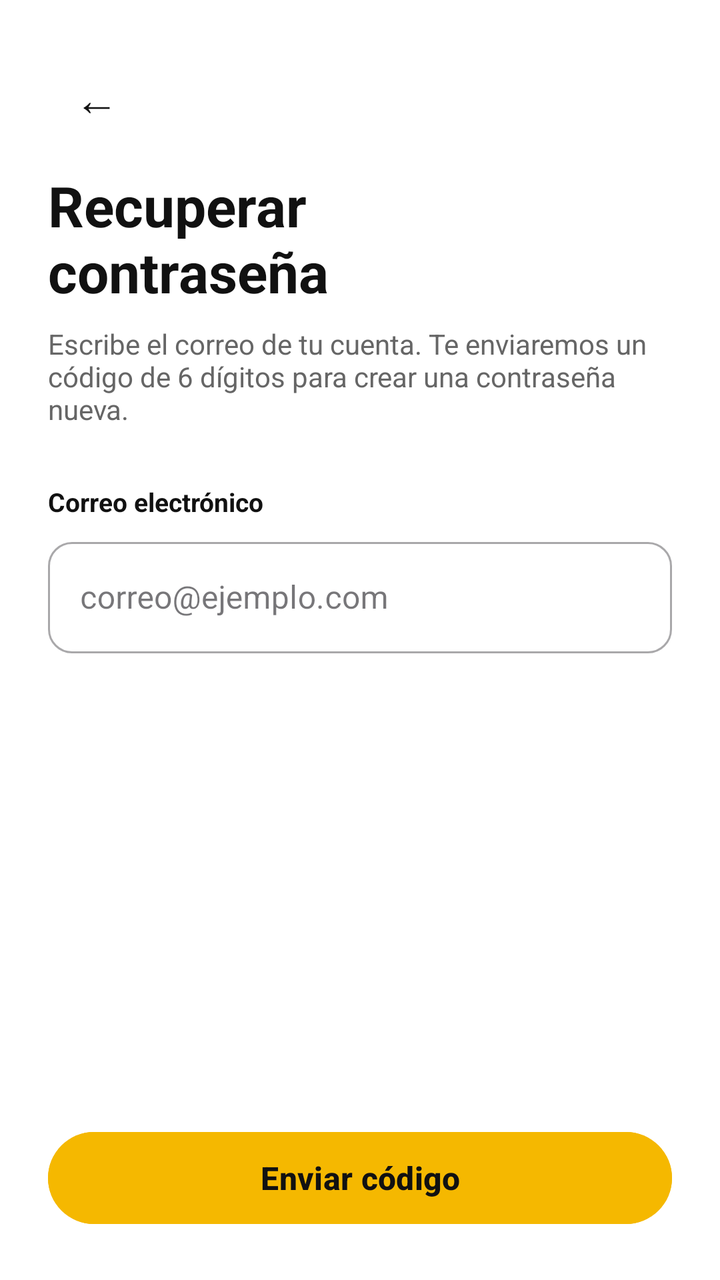
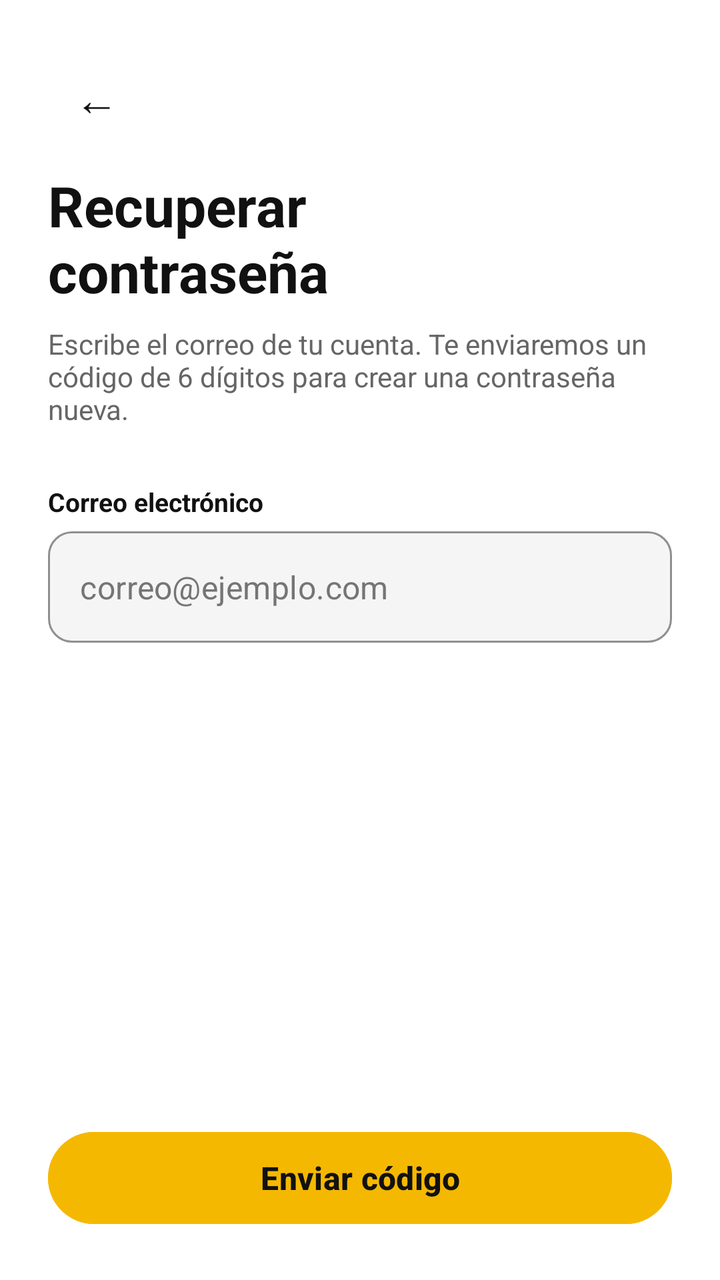

An Android layout rendered at two revisions. The XML below is the earlier revision; the diff shows what the commit changed to produce the second picture.
<!-- AndroidManifest.xml: application theme Theme.AppTaxiHGO -->
<!-- res/layout/activity_recuperar.xml -->
<?xml version="1.0" encoding="utf-8"?>
<LinearLayout xmlns:android="http://schemas.android.com/apk/res/android"
    xmlns:app="http://schemas.android.com/apk/res-auto"
    android:layout_width="match_parent"
    android:layout_height="match_parent"
    android:background="#FFFFFF"
    android:orientation="vertical"
    android:padding="24dp">

    <com.google.android.material.button.MaterialButton
        android:id="@+id/btn_regresar"
        style="@style/Widget.MaterialComponents.Button.TextButton"
        android:layout_width="48dp"
        android:layout_height="48dp"
        android:text="←"
        android:textColor="#111111"
        android:textSize="22sp" />

    <TextView
        android:layout_width="wrap_content"
        android:layout_height="wrap_content"
        android:layout_marginTop="12dp"
        android:text="Recuperar\ncontraseña"
        android:textColor="#111111"
        android:textSize="28sp"
        android:textStyle="bold" />

    <TextView
        android:layout_width="wrap_content"
        android:layout_height="wrap_content"
        android:layout_marginTop="8dp"
        android:layout_marginBottom="28dp"
        android:text="Escribe el correo de tu cuenta. Te enviaremos un código de 6 dígitos para crear una contraseña nueva."
        android:textColor="#666666"
        android:textSize="14sp" />

    <TextView
        android:layout_width="wrap_content"
        android:layout_height="wrap_content"
        android:layout_marginBottom="6dp"
        android:text="Correo electrónico"
        android:textColor="#111111"
        android:textSize="13sp"
        android:textStyle="bold" />

    <com.google.android.material.textfield.TextInputLayout
        android:id="@+id/til_correo"
        style="@style/Widget.MaterialComponents.TextInputLayout.OutlinedBox"
        android:layout_width="match_parent"
        android:layout_height="wrap_content"
        app:boxCornerRadiusBottomEnd="12dp"
        app:boxCornerRadiusBottomStart="12dp"
        app:boxCornerRadiusTopEnd="12dp"
        app:boxCornerRadiusTopStart="12dp">

        <com.google.android.material.textfield.TextInputEditText
            android:layout_width="match_parent"
            android:layout_height="wrap_content"
            android:hint="correo@ejemplo.com"
            android:inputType="textEmailAddress" />
    </com.google.android.material.textfield.TextInputLayout>

    <View
        android:layout_width="match_parent"
        android:layout_height="0dp"
        android:layout_weight="1" />

    <com.google.android.material.button.MaterialButton
        android:id="@+id/btn_enviar_codigo"
        android:layout_width="match_parent"
        android:layout_height="54dp"
        android:backgroundTint="#F5B800"
        android:text="Enviar código"
        android:textAllCaps="false"
        android:textColor="#111111"
        android:textSize="16sp"
        android:textStyle="bold"
        app:cornerRadius="27dp" />

</LinearLayout>
<!-- resources referenced by this layout -->
<resources>
  <style name="Theme.AppTaxiHGO" parent="Base.Theme.AppTaxiHGO" />
  <style name="Base.Theme.AppTaxiHGO" parent="Theme.Material3.DayNight.NoActionBar">
          
          
      </style>
</resources>

<!-- the commit's change to res/layout/activity_recuperar.xml (unified diff, before → after) -->
@@ -48,16 +48,22 @@
         style="@style/Widget.MaterialComponents.TextInputLayout.OutlinedBox"
         android:layout_width="match_parent"
         android:layout_height="wrap_content"
+        app:boxBackgroundColor="#F5F5F5"
         app:boxCornerRadiusBottomEnd="12dp"
         app:boxCornerRadiusBottomStart="12dp"
         app:boxCornerRadiusTopEnd="12dp"
-        app:boxCornerRadiusTopStart="12dp">
+        app:boxCornerRadiusTopStart="12dp"
+        app:boxStrokeColor="#111111"
+        app:hintEnabled="false">
 
         <com.google.android.material.textfield.TextInputEditText
             android:layout_width="match_parent"
             android:layout_height="wrap_content"
             android:hint="correo@ejemplo.com"
-            android:inputType="textEmailAddress" />
+            android:inputType="textEmailAddress"
+            android:textColor="#111111"
+            android:textColorHint="#757575"
+            android:textCursorDrawable="@null" />
     </com.google.android.material.textfield.TextInputLayout>
 
     <View
